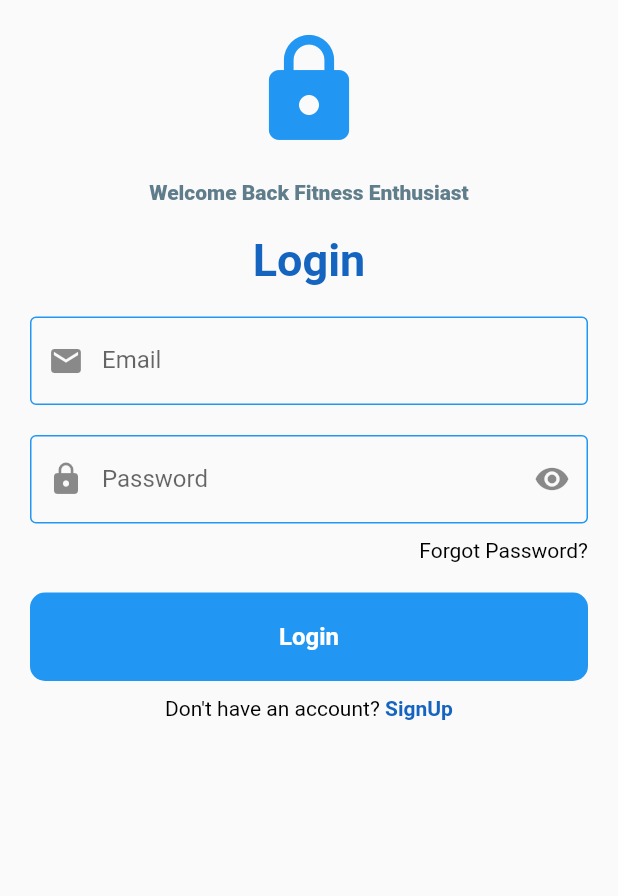
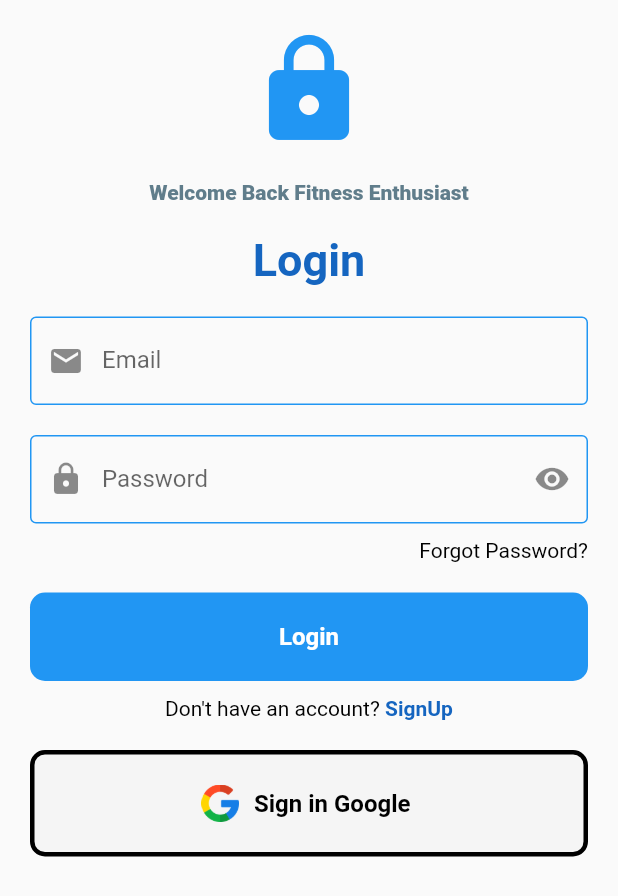
Before and after one commit to navin-zignuts/Assignment, a Flutter app: the screen it shows after launch, on a phone screen of 412 x 824 dp. Shown: the top 896 px of the screen. Run offline on Flutter 3.47's test engine with Material 2 defaults, Android fonts, the phone set to English and light mode, and no system bars; our stand-ins replace firebase_auth, firebase_core, google_sign_in; accounts and stored records are empty.

Commit message:
SignIn With Google Using Firebase Added

```diff
--- a/lib/login_page.dart
+++ b/lib/login_page.dart
@@ -1,6 +1,7 @@
 import 'package:firebase_auth/firebase_auth.dart';
 import 'package:first_app/dash_board_screen.dart';
 import 'package:first_app/forgot_password_page.dart';
+import 'package:first_app/google_sign_in.dart';
 import 'package:first_app/singup_page.dart';
 import 'package:flutter/material.dart';
 
@@ -279,6 +280,53 @@ class _LoginPageState extends State<LoginPage> {
                         )
                       ],
                     ),
+
+                    SizedBox(
+                      height: 20,
+                    ),
+
+                    //Google LOGIN BUTTON
+                    InkWell(
+                      onTap: () async {
+                        await Google_Sign_In().signInWithGoogle();
+
+                        setState(() {
+                          isLoading = true;
+                        });
+                        Navigator.pushReplacement(
+                            context,
+                            MaterialPageRoute(
+                                builder: (context) => DashBoard()));
+                      },
+                      child: Container(
+                        padding: EdgeInsets.all(20),
+                        margin: EdgeInsets.symmetric(horizontal: 20),
+                        decoration: BoxDecoration(
+                            border: Border.all(color: Colors.black, width: 3),
+                            color: Colors.grey.shade100,
+                            borderRadius: BorderRadius.circular(10)),
+                        child: Center(
+                            child: Row(
+                          mainAxisAlignment: MainAxisAlignment.center,
+                          children: [
+                            Container(
+                                height: 25,
+                                width: 25,
+                                child: Image.asset('lib/assets/google.png')),
+                            SizedBox(
+                              width: 10,
+                            ),
+                            Text(
+                              'Sign in Google ',
+                              style: TextStyle(
+                                  color: Colors.black,
+                                  fontWeight: FontWeight.bold,
+                                  fontSize: 16),
+                            ),
+                          ],
+                        )),
+                      ),
+                    ),
                     SizedBox(
                       height: 20,
                     ),
--- a/pubspec.yaml
+++ b/pubspec.yaml
@@ -33,6 +33,7 @@ dependencies:
     sdk: flutter
   firebase_core: ^2.4.1
   firebase_auth: ^4.2.4
+  google_sign_in: ^5.4.2
 
 
   # The following adds the Cupertino Icons font to your application.
@@ -63,7 +64,7 @@ flutter:
 
   # To add assets to your application, add an assets section, like this:
   assets:
-    - assets/images/
+    - lib/assets/
   #   - images/a_dot_ham.jpeg
 
   # An image asset can refer to one or more resolution-specific "variants", see
```
Also changed, not shown: lib/dash_board_screen.dart (+25 -10 lines), lib/google_sign_in.dart (added, +29 -0 lines), assets/images/splashimage.png (deleted), lib/assets/google.png (added), pubspec.lock, 6 other files.
